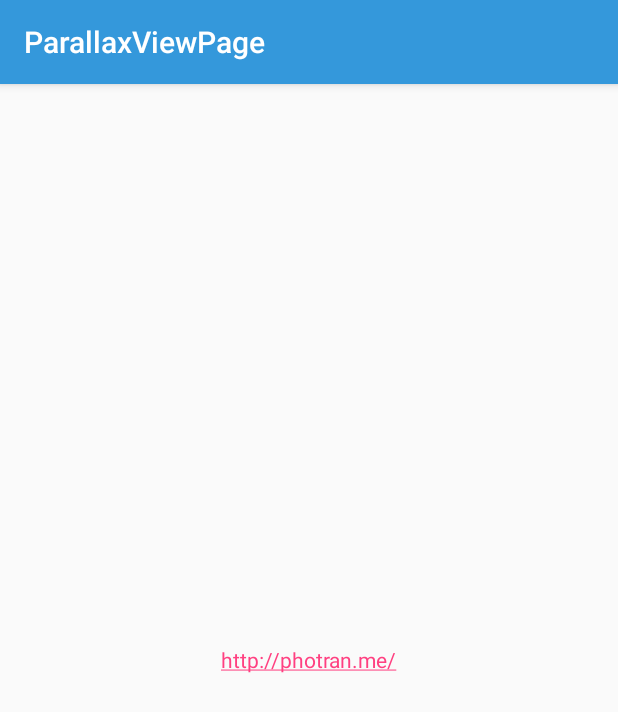
After one commit to ttpho/ParallaxViewPage, an Android app: the MainActivity screen opened directly, with no data from a screen before it, on a phone screen of 412 x 824 dp. The commit adds this screen. Shown: the top 712 px of the screen. Run offline under Robolectric (Android 15) with nearby library versions, the phone set to English and light mode, and no system bars.

Commit message:
change alpha text

```diff
--- a/ParallaxViewPage/app/src/main/AndroidManifest.xml
+++ b/ParallaxViewPage/app/src/main/AndroidManifest.xml
@@ -18,6 +18,7 @@
                 <category android:name="android.intent.category.LAUNCHER" />
             </intent-filter>
         </activity>
+        <activity android:name=".MainActivity"></activity>
     </application>
 
 </manifest>
--- /dev/null
+++ b/ParallaxViewPage/app/src/main/java/photran/me/parallaxviewpage/MainActivity.java
@@ -0,0 +1,19 @@
+package photran.me.parallaxviewpage;
+
+import android.content.Context;
+import android.content.Intent;
+import android.support.v7.app.AppCompatActivity;
+import android.os.Bundle;
+
+public class MainActivity extends AppCompatActivity {
+
+    public static void callMainActivity(Context context) {
+        context.startActivity(new Intent(context, MainActivity.class));
+    }
+
+    @Override
+    protected void onCreate(Bundle savedInstanceState) {
+        super.onCreate(savedInstanceState);
+        setContentView(R.layout.activity_main);
+    }
+}
--- /dev/null
+++ b/ParallaxViewPage/app/src/main/res/layout/activity_main.xml
@@ -0,0 +1,20 @@
+<?xml version="1.0" encoding="utf-8"?>
+<RelativeLayout xmlns:android="http://schemas.android.com/apk/res/android"
+    xmlns:tools="http://schemas.android.com/tools"
+    android:layout_width="match_parent"
+    android:layout_height="match_parent"
+    android:paddingBottom="@dimen/activity_vertical_margin"
+    android:paddingLeft="@dimen/activity_horizontal_margin"
+    android:paddingRight="@dimen/activity_horizontal_margin"
+    android:paddingTop="@dimen/activity_vertical_margin"
+    tools:context="photran.me.parallaxviewpage.MainActivity">
+
+    <TextView
+        android:layout_width="wrap_content"
+        android:layout_height="wrap_content"
+        android:text="@string/about_me"
+        android:id="@+id/textView"
+        android:autoLink="web"
+        android:layout_centerVertical="true"
+        android:layout_centerHorizontal="true" />
+</RelativeLayout>
--- a/ParallaxViewPage/app/src/main/res/values/colors.xml
+++ b/ParallaxViewPage/app/src/main/res/values/colors.xml
@@ -4,4 +4,5 @@
     <color name="colorPrimaryDark">#2980b9</color>
     <color name="colorAccent">#FF4081</color>
     <color name="silver">#bdc3c7</color>
+    <color name="could">#ecf0f1</color>
 </resources>
--- a/ParallaxViewPage/app/src/main/res/values/strings.xml
+++ b/ParallaxViewPage/app/src/main/res/values/strings.xml
@@ -5,4 +5,6 @@
     <string name="text_content_intro_2">Lorem Ipsum is not \nsimply random text…</string>
     <string name="text_content_intro_3">…it has survived not only \nfive centuries.</string>
     <string name="text_content_intro_4">more recently with desktop \npublishing software.</string>
+    <string name="skip">Skip</string>
+    <string name="about_me">http://photran.me/</string>
 </resources>
```
Also changed, not shown: ParallaxViewPage/app/src/main/java/photran/me/parallaxviewpage/IntroActivity.java (+52 -7 lines), ParallaxViewPage/app/src/main/res/drawable/bg_color_btn_skip.xml (added, +7 -0 lines), ParallaxViewPage/app/src/main/res/drawable/text_color_btn_skip.xml (added, +7 -0 lines), ParallaxViewPage/app/src/main/res/layout/activity_intro.xml (+11 -3 lines), ParallaxViewPage/app/src/main/res/values/styles.xml (+10 -1 lines).
